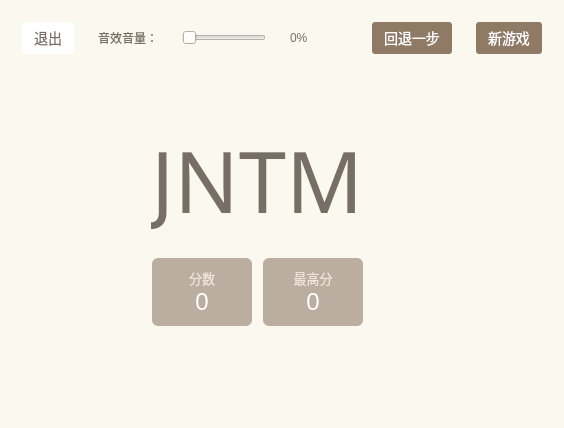
Before: the Qt Designer form mainwindow.ui in ZKLlab/cxk-2048-cpp, drawn with Qt 5.
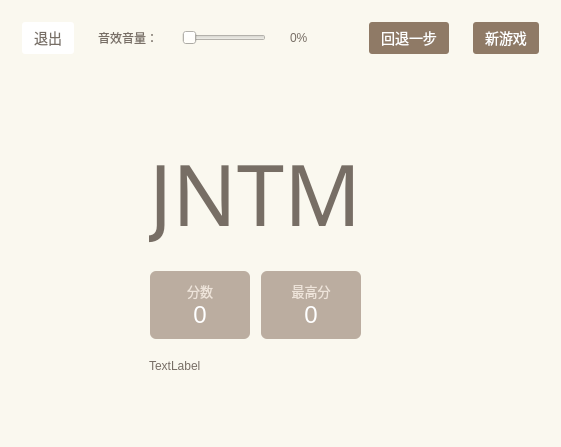
After: the same form once the commit is applied.

Commit message: Fix: 使信号-槽定义在新游戏之前

The edit to the form file:
```diff
--- a/mainwindow.ui
+++ b/mainwindow.ui
@@ -2,6 +2,14 @@
 <ui version="4.0">
  <class>MainWindow</class>
  <widget class="QMainWindow" name="MainWindow">
+  <property name="geometry">
+   <rect>
+    <x>0</x>
+    <y>0</y>
+    <width>561</width>
+    <height>447</height>
+   </rect>
+  </property>
   <property name="focusPolicy">
    <enum>Qt::StrongFocus</enum>
   </property>
@@ -19,7 +27,7 @@
      <number>-1</number>
     </property>
     <item>
-     <widget class="QWidget" name="" native="true">
+     <widget class="QWidget" name="widget" native="true">
       <property name="sizePolicy">
        <sizepolicy hsizetype="Preferred" vsizetype="Fixed">
         <horstretch>0</horstretch>
@@ -407,17 +415,17 @@
           </layout>
          </item>
          <item>
-          <spacer name="verticalSpacer_2">
-           <property name="orientation">
-            <enum>Qt::Vertical</enum>
+          <widget class="QLabel" name="label_2">
+           <property name="sizePolicy">
+            <sizepolicy hsizetype="Preferred" vsizetype="Expanding">
+             <horstretch>0</horstretch>
+             <verstretch>0</verstretch>
+            </sizepolicy>
            </property>
-           <property name="sizeHint" stdset="0">
-            <size>
-             <width>20</width>
-             <height>40</height>
-            </size>
+           <property name="text">
+            <string>TextLabel</string>
            </property>
-          </spacer>
+          </widget>
          </item>
         </layout>
        </widget>
```
The commit also changes 2 other files.
